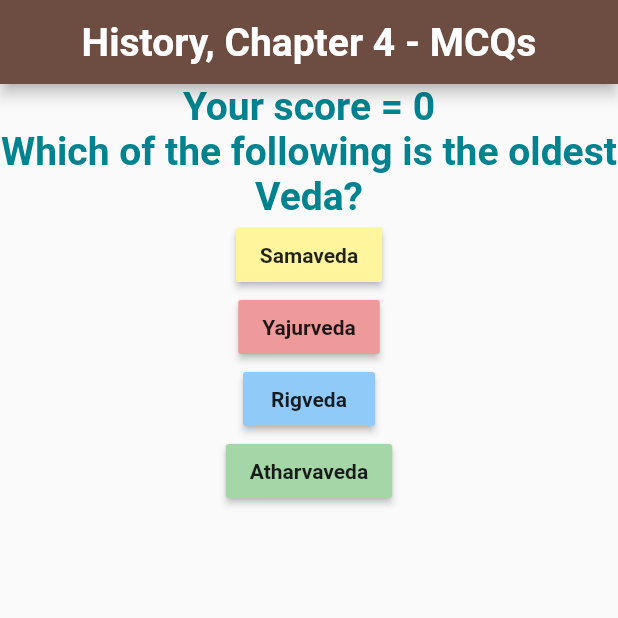
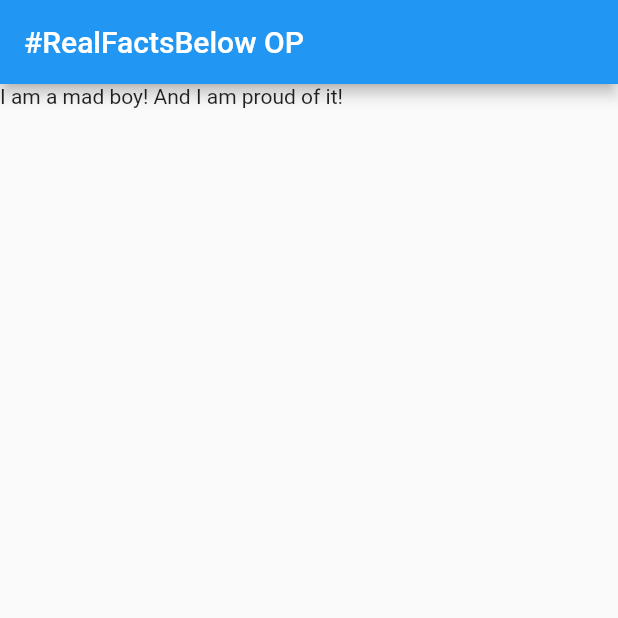
Before and after one commit to sohampatne/flutter-practice, a Flutter app: the screen it shows after launch, on a phone screen of 412 x 824 dp, the top half of it. Run offline on Flutter 3.47's test engine with Material 2 defaults, Android fonts, the phone set to English and light mode, and no system bars; our stand-ins replace equatable, sqflite; accounts and stored records are empty.

Commit message:
Basic Scaffold app with title

```diff
--- a/hello_flutter/lib/main.dart
+++ b/hello_flutter/lib/main.dart
@@ -1,107 +1,11 @@
 import 'package:flutter/material.dart';
-import './question1.dart';
-import './answer1.dart';
-import './questionBank.dart';
 
 void main() {
-  MyApp sohamTrialApp = new MyApp();
-  runApp(sohamTrialApp);
+  runApp(MyApp());
 }
 
-class MyApp extends StatefulWidget {
-  @override
-  State<StatefulWidget> createState() {
-    return MyAppState();
+class MyApp extends StatelessWidget {
+  Widget build(BuildContext context) {
+    return MaterialApp(home: Scaffold(appBar: AppBar(title: Text('#RealFactsBelow OP'),), body: Text('I am a mad boy! And I am proud of it!')));
   }
 }
-
-class MyAppState extends State<MyApp> {
-  int score = 0;
-  Question currentQuestion;
-  QuestionBank questionBank;
-
-  MyAppState() {
-    print('Inside MyAppState constructor');
-    questionBank = new QuestionBank();
-    currentQuestion = questionBank.nextQuestion();
-    print(currentQuestion.question);
-  }
-
-  // @override
-  // void initState() {
-  //   super.initState();
-  //   Future<Album> futureAlbum = fetchAlbum();
-  // }
-
-  void nextQuestion(String selectedAnswer) {
-    print(selectedAnswer);
-    String rightAnswer = currentQuestion.options[currentQuestion.answerIndex];
-    print(rightAnswer);
-
-    if (rightAnswer == selectedAnswer) {
-      score++;
-    } else if (rightAnswer != selectedAnswer) {
-      score--;
-    }
-
-    setState(() {
-      currentQuestion = questionBank.nextQuestion();
-    });
-    print(currentQuestion.question);
-  }
-
-  @override
-  Widget build(BuildContext context) {
-    print('Inside MyAppState build');
-
-    return MaterialApp(
-        home: Scaffold(
-      appBar: AppBar(
-          backgroundColor: Colors.brown[600],
-          title: Container(
-            width: double.infinity,
-            child: Text(
-              'History, Chapter 4 - MCQs',
-              style: TextStyle(
-                fontSize: 26,
-                fontWeight: FontWeight.bold,
-                color: Colors.white,
-              ),
-              textAlign: TextAlign.center,
-            ),
-          )),
-      body: Column(children: [
-        QuestionText('Your score = $score'),
-        QuestionText(currentQuestion.question),
-        AnswerButton(
-          currentQuestion.options[0],
-          onPressFunction: () {
-            nextQuestion(currentQuestion.options[0]);
-          },
-          buttonColor: Colors.yellow[200],
-        ),
-        AnswerButton(
-          currentQuestion.options[1],
-          onPressFunction: () {
-            nextQuestion(currentQuestion.options[1]);
-          },
-          buttonColor: Colors.red[200],
-        ),
-        AnswerButton(
-          currentQuestion.options[2],
-          onPressFunction: () {
-            nextQuestion(currentQuestion.options[2]);
-          },
-          buttonColor: Colors.blue[200],
-        ),
-        AnswerButton(
-          currentQuestion.options[3],
-          onPressFunction: () {
-            nextQuestion(currentQuestion.options[3]);
-          },
-          buttonColor: Colors.green[200],
-        ),
-      ]),
-    ));
-  }
-}
```
